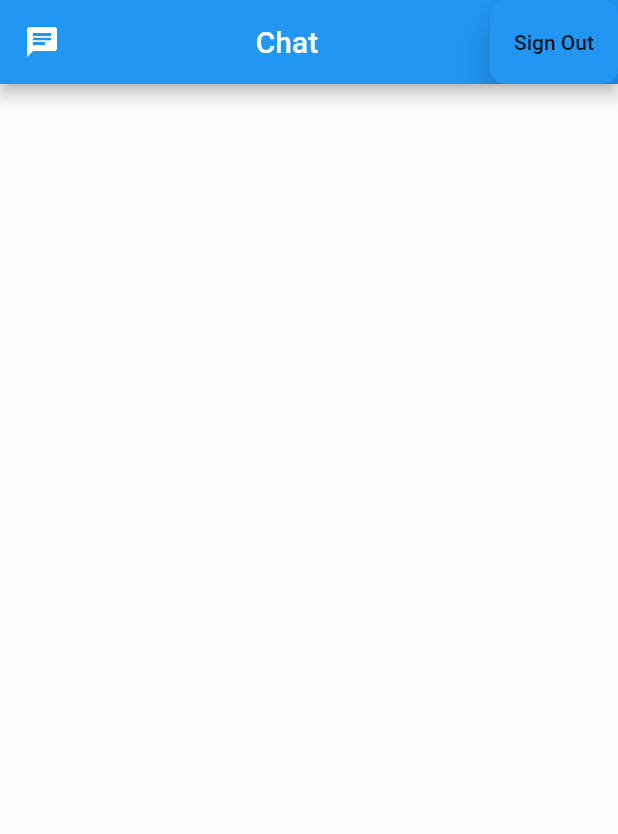
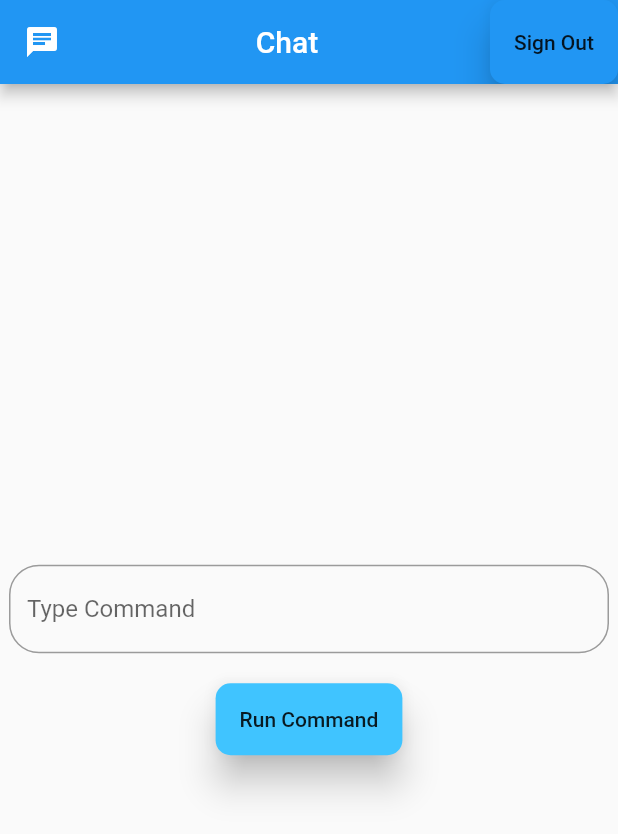
Before and after one commit to sulabh2000/Firebase_Flutter, a Flutter app: the MyChat screen opened by its route, on a phone screen of 412 x 824 dp. Shown: the top 834 px of the screen. Run offline on Flutter 3.47's test engine with Material 2 defaults, Android fonts, the phone set to English and light mode, and no system bars; our stand-ins replace cloud_firestore, firebase_auth, firebase_core, fluttertoast; accounts and stored records are empty.

Commit message:
adding command feature

```diff
--- a/lib/screens/chat.dart
+++ b/lib/screens/chat.dart
@@ -1,6 +1,8 @@
 import 'package:firebase_auth/firebase_auth.dart';
 import 'package:flutter/material.dart';
 import 'package:fluttertoast/fluttertoast.dart';
+import 'package:cloud_firestore/cloud_firestore.dart';
+import 'package:http/http.dart' as http;
 
 class MyChat extends StatefulWidget {
   @override
@@ -9,6 +11,14 @@ class MyChat extends StatefulWidget {
 
 class _MyChatState extends State<MyChat> {
   var authc = FirebaseAuth.instance;
+  var fsconnect = FirebaseFirestore.instance;
+  var command;
+  myweb(cmd) async {
+    var url = "http://192.168.43.33/cgi-bin/stop.py?x=${cmd}";
+    var response = await http.get(url);
+    return response.body;
+  }
+
   @override
   Widget build(BuildContext context) {
     return Scaffold(
@@ -41,7 +51,43 @@ class _MyChatState extends State<MyChat> {
           )
         ],
       ),
-      body: Container(),
+      body: Center(
+        child: Container(
+          width: 400,
+          child: Column(
+            mainAxisAlignment: MainAxisAlignment.center,
+            children: <Widget>[
+              TextField(
+                onChanged: (value) {
+                  command = value;
+                },
+                decoration: InputDecoration(
+                    hintText: "Type Command",
+                    border: OutlineInputBorder(
+                        borderRadius: BorderRadius.circular(20))),
+              ),
+              SizedBox(
+                height: 20,
+              ),
+              Material(
+                  color: Colors.lightBlueAccent,
+                  elevation: 10,
+                  borderRadius: BorderRadius.circular(10),
+                  child: MaterialButton(
+                    minWidth: 100,
+                    height: 40,
+                    onPressed: () async {
+                      var x = await myweb(command);
+                      fsconnect.collection("Students").add({
+                        "Output": x,
+                      });
+                    },
+                    child: Text("Run Command"),
+                  )),
+            ],
+          ),
+        ),
+      ),
     );
   }
 }
--- a/pubspec.yaml
+++ b/pubspec.yaml
@@ -32,6 +32,7 @@ dependencies:
   cloud_firestore: ^0.14.0+2
   firebase_core: ^0.5.0
   fluttertoast: ^7.0.4
+  http: ^0.12.2
 
 dev_dependencies:
   flutter_test:
```
Also changed, not shown: pubspec.lock.
